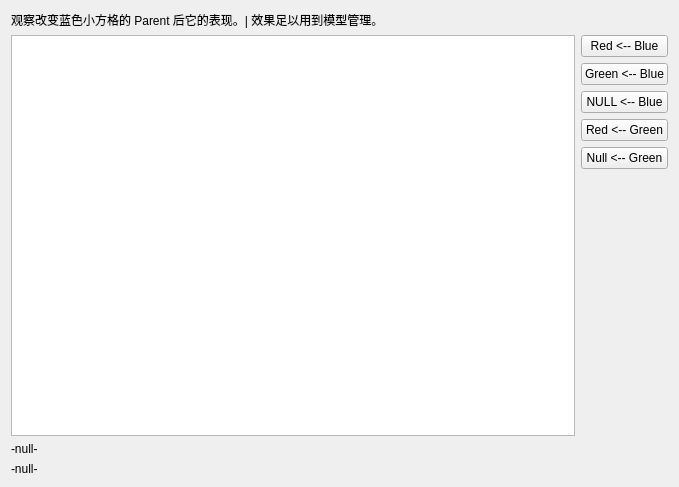
The window that StackedBoxes.ui (district10/StackedBoxes) describes before a commit, drawn with Qt 5.
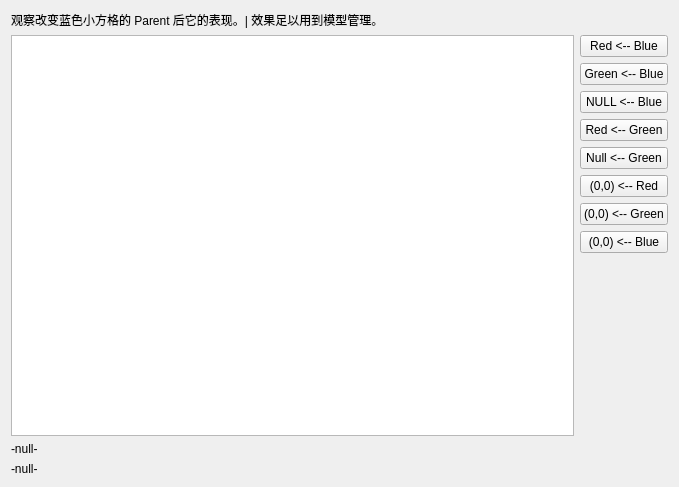
The same window after the commit.

Diff of the .ui file:
```diff
--- a/StackedBoxes.ui
+++ b/StackedBoxes.ui
@@ -63,6 +63,27 @@
          </property>
         </widget>
        </item>
+       <item>
+        <widget class="QPushButton" name="action6">
+         <property name="text">
+          <string>(0,0) &lt;-- Red</string>
+         </property>
+        </widget>
+       </item>
+       <item>
+        <widget class="QPushButton" name="action7">
+         <property name="text">
+          <string>(0,0) &lt;-- Green</string>
+         </property>
+        </widget>
+       </item>
+       <item>
+        <widget class="QPushButton" name="action8">
+         <property name="text">
+          <string>(0,0) &lt;-- Blue</string>
+         </property>
+        </widget>
+       </item>
        <item>
         <spacer name="verticalSpacer">
          <property name="orientation">
```
